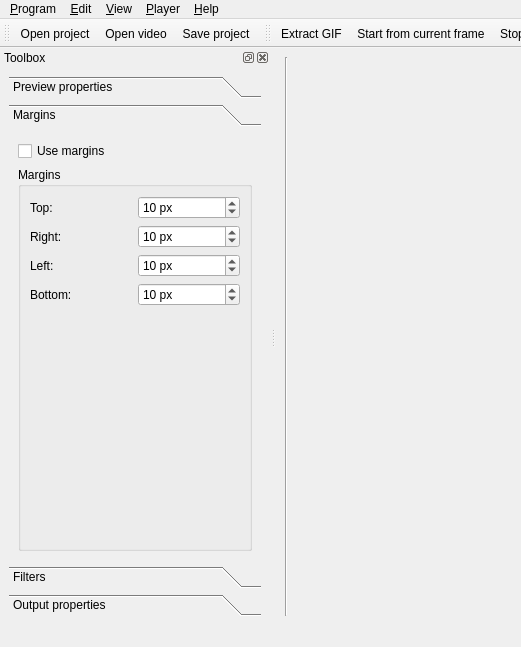
Before: the Qt Designer form ui/mainwindow.ui in Apkawa/QGifer, drawn with Qt 5; both pictures show x 0 to 521 and y 0 to 647 of the 970 by 647 pixel window.
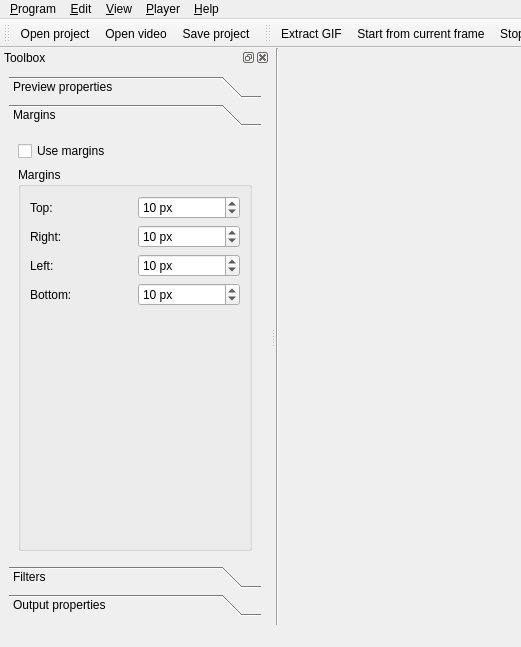
After: the same form once the commit is applied. Icons and pictures are not drawn. Custom widgets are drawn as their Qt base class.

```diff
--- a/ui/mainwindow.ui
+++ b/ui/mainwindow.ui
@@ -15,6 +15,9 @@
   </property>
   <widget class="QWidget" name="centralwidget">
    <layout class="QGridLayout" name="gridLayout">
+    <property name="margin">
+     <number>0</number>
+    </property>
     <item row="2" column="1">
      <widget class="QMultiSlider" name="multiSlider" native="true">
       <property name="minimumSize">
```
